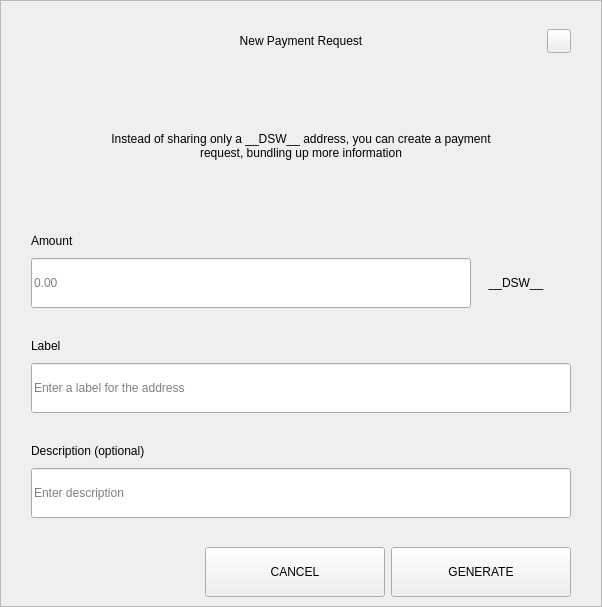
Qt form src/qt/pivx/forms/requestdialog.ui (decenomy/DSW) before a commit.
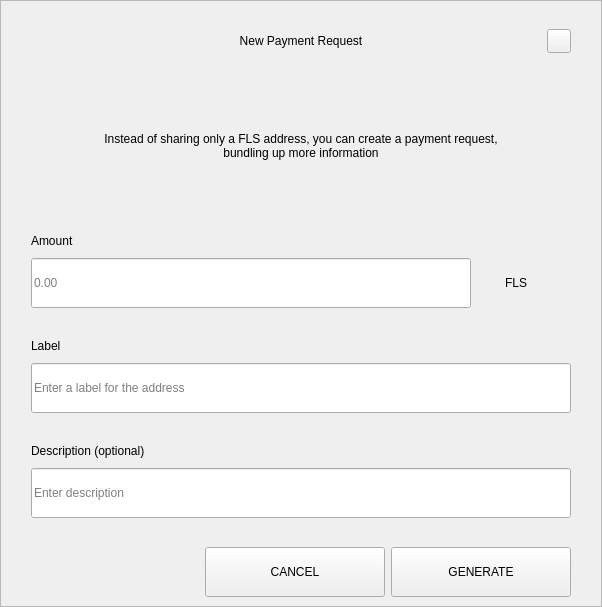
The same form after that commit.

Diff of the .ui file:
```diff
--- a/src/qt/pivx/forms/requestdialog.ui
+++ b/src/qt/pivx/forms/requestdialog.ui
@@ -210,7 +210,7 @@
              </size>
             </property>
             <property name="text">
-             <string>Instead of sharing only a __DSW__ address, you can create a payment request, bundling up more information</string>
+             <string>Instead of sharing only a FLS address, you can create a payment request, bundling up more information</string>
             </property>
             <property name="alignment">
              <set>Qt::AlignCenter</set>
@@ -327,7 +327,7 @@
                    <item>
                     <widget class="QLabel" name="comboBoxCoin">
                      <property name="text">
-                      <string>__DSW__</string>
+                      <string>FLS</string>
                      </property>
                      <property name="alignment">
                       <set>Qt::AlignCenter</set>
```
